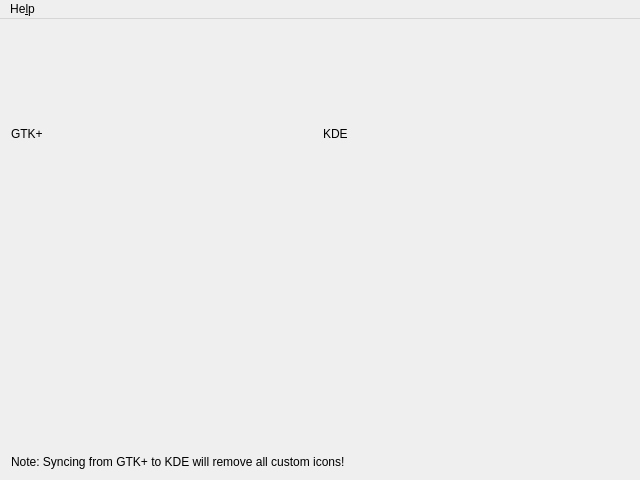
This is src/bookmarksync.ui in jlu5/bookmarksync as Qt 5 draws it before an edit. The edited form follows.
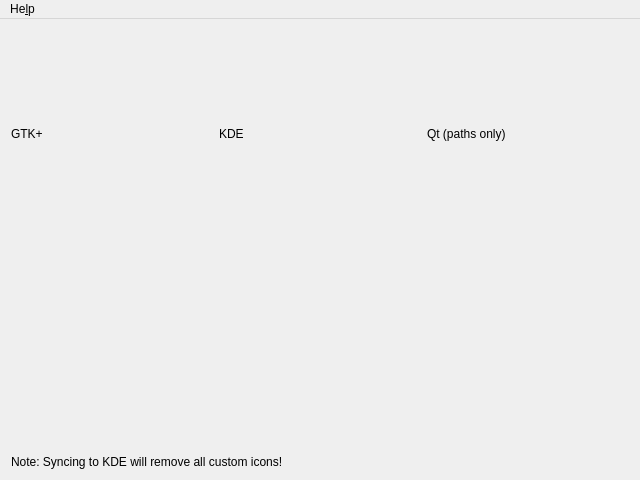
This is the edited form. Custom widgets are drawn as their Qt base class.

The edit to the form file:
```diff
--- a/src/bookmarksync.ui
+++ b/src/bookmarksync.ui
@@ -44,13 +44,23 @@
        </sizepolicy>
       </property>
       <property name="text">
-       <string>Note: Syncing from GTK+ to KDE will remove all custom icons!</string>
+       <string>Note: Syncing to KDE will remove all custom icons!</string>
       </property>
       <property name="textInteractionFlags">
        <set>Qt::LinksAccessibleByKeyboard|Qt::LinksAccessibleByMouse|Qt::TextBrowserInteraction|Qt::TextSelectableByKeyboard|Qt::TextSelectableByMouse</set>
       </property>
      </widget>
     </item>
+    <item row="1" column="2">
+     <widget class="BackendWidget" name="qtBackendWidget" native="true"/>
+    </item>
+    <item row="0" column="2">
+     <widget class="QLabel" name="qtLabel">
+      <property name="text">
+       <string>Qt (paths only)</string>
+      </property>
+     </widget>
+    </item>
    </layout>
   </widget>
   <widget class="QMenuBar" name="menuBar">
```
Left out of the diff: 20 changed lines with no effect on the pictures.
